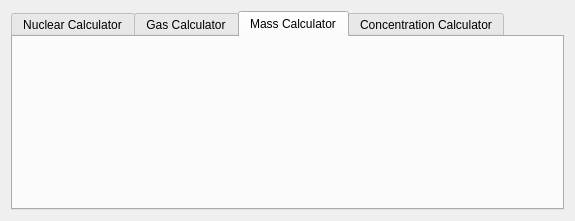
KDE/kalzium, file src/calculator/settings_calc.ui: the form before one commit.
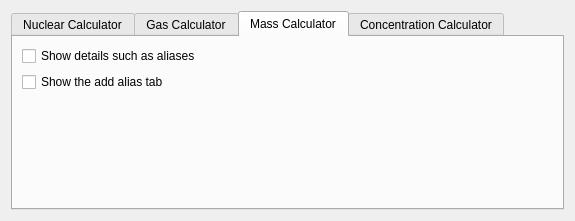
The form after the commit. The open tabs and pages were chosen to show the change.

```diff
--- a/src/calculator/settings_calc.ui
+++ b/src/calculator/settings_calc.ui
@@ -75,6 +75,20 @@
        <string>Mass Calculator</string>
       </attribute>
       <layout class="QVBoxLayout" name="verticalLayout_4">
+       <item>
+        <widget class="QCheckBox" name="kcfg_alias">
+         <property name="text">
+          <string>Show details such as aliases</string>
+         </property>
+        </widget>
+       </item>
+       <item>
+        <widget class="QCheckBox" name="checkBox">
+         <property name="text">
+          <string>Show the add alias tab</string>
+         </property>
+        </widget>
+       </item>
        <item>
         <spacer name="verticalSpacer_3">
          <property name="orientation">
```
Left out of the diff: 32 changed lines with no effect on the pictures.
